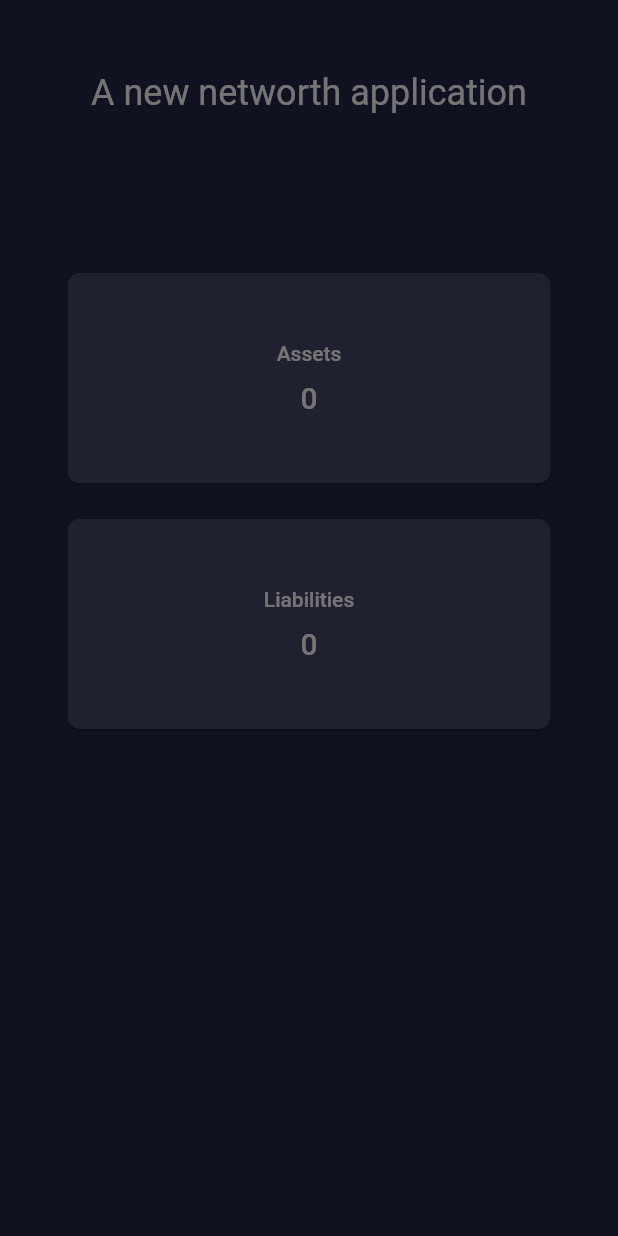
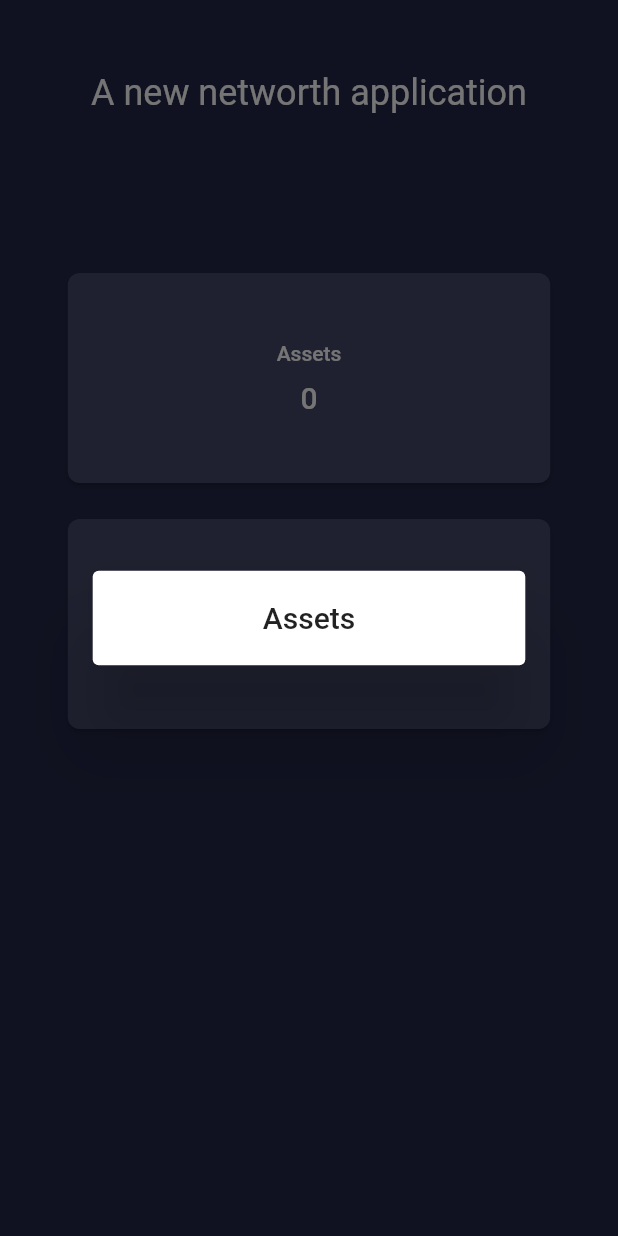
Before and after one commit to Vishnuanand77/NetWorthApp, a Flutter app: the screen it shows after launch, after a tap on "Assets", on a phone screen of 412 x 824 dp. Run offline on Flutter 3.47's test engine with Material 2 defaults, Android fonts, the phone set to English and light mode, and no system bars.

Commit message:
Added a card to the dialog

```diff
--- a/lib/main.dart
+++ b/lib/main.dart
@@ -179,6 +179,22 @@ class NumberInputDialog extends StatefulWidget {
 class _NumberInputDialogState extends State<NumberInputDialog> {
   @override
   Widget build(BuildContext context) {
-    return Dialog();
+    final size = MediaQuery.of(context).size;
+    return Dialog(
+      backgroundColor: Colors.white,
+      child: Container(
+        padding: EdgeInsets.all(20),
+        width: size.width * 0.7,
+        child: Column(
+          mainAxisSize: MainAxisSize.min,
+          children: [
+            Text(
+              widget.title,
+              style: Theme.of(context).accentTextTheme.headline6,
+            )
+          ],
+        ),
+      ),
+    );
   }
 }
```
